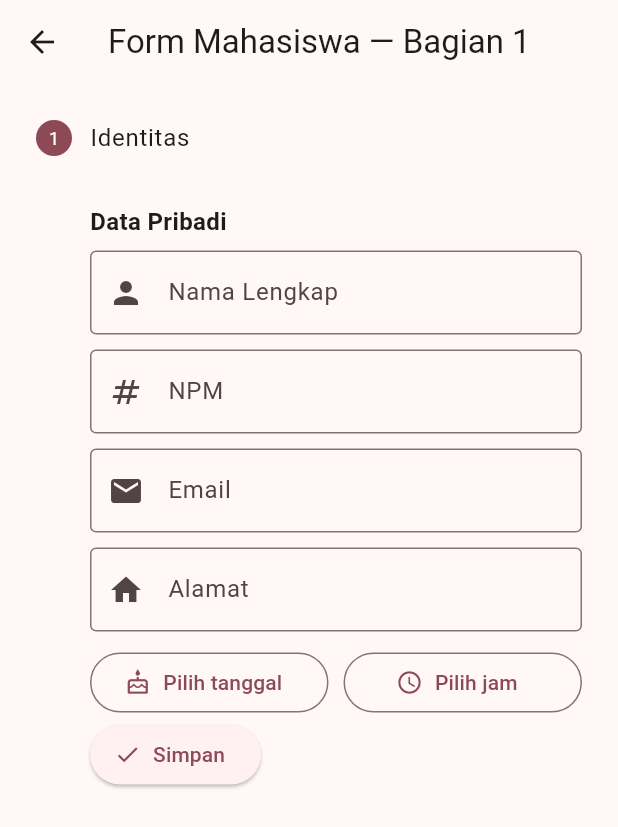
After one commit to Farih-R/PPB_FarihRahmatullah_23055, a Flutter app: the FormMahasiswaPage screen opened by its route, on a phone screen of 412 x 824 dp. The commit adds this screen. Shown: the top 827 px of the screen. Run offline on Flutter 3.47's test engine with Material 3 defaults, Android fonts, the light colour scheme and no system bars.

Commit message:
Tambah fitur form mahasiswa

```diff
--- /dev/null
+++ b/lib/form_mahasiswa.dart
@@ -0,0 +1,230 @@
+import 'package:flutter/material.dart';
+
+class FormMahasiswaPage extends StatefulWidget {
+  const FormMahasiswaPage({super.key});
+
+  @override
+  State<FormMahasiswaPage> createState() => _FormMahasiswaPageState();
+}
+
+class _FormMahasiswaPageState extends State<FormMahasiswaPage> {
+  // --- Form key & step
+  final _formKey = GlobalKey<FormState>();
+  int _currentStep = 0; // hanya 1 step (index 0)
+
+  // --- Controller & field (BAGIAN 1)
+  final cNama = TextEditingController();
+  final cNpm = TextEditingController();
+  final cEmail = TextEditingController();
+  final cAlamat = TextEditingController();
+  DateTime? tglLahir;
+  TimeOfDay? jamBimbingan;
+
+  String get tglLahirLabel => tglLahir == null
+      ? 'Pilih tanggal'
+      : '${tglLahir!.day}/${tglLahir!.month}/${tglLahir!.year}';
+
+  String get jamLabel =>
+      jamBimbingan == null ? 'Pilih jam' : jamBimbingan!.format(context);
+
+  @override
+  void dispose() {
+    cNama.dispose();
+    cNpm.dispose();
+    cEmail.dispose();
+    cAlamat.dispose();
+    super.dispose();
+  }
+
+  Future<void> _pickDate() async {
+    final now = DateTime.now();
+    final res = await showDatePicker(
+      context: context,
+      firstDate: DateTime(1970),
+      lastDate: DateTime(now.year + 1),
+      initialDate: DateTime(now.year - 18, now.month, now.day),
+    );
+    if (res != null) setState(() => tglLahir = res);
+  }
+
+  Future<void> _pickTime() async {
+    final res = await showTimePicker(
+      context: context,
+      initialTime: const TimeOfDay(hour: 9, minute: 0),
+    );
+    if (res != null) setState(() => jamBimbingan = res);
+  }
+
+  void _simpan() {
+    if (!_formKey.currentState!.validate()) {
+      ScaffoldMessenger.of(context).showSnackBar(
+        const SnackBar(content: Text('Periksa kembali isian Anda.')),
+      );
+      return;
+    }
+    if (tglLahir == null) {
+      ScaffoldMessenger.of(context).showSnackBar(
+        const SnackBar(content: Text('Tanggal lahir belum dipilih')),
+      );
+      return;
+    }
+    if (jamBimbingan == null) {
+      ScaffoldMessenger.of(context).showSnackBar(
+        const SnackBar(content: Text('Jam bimbingan belum dipilih')),
+      );
+      return;
+    }
+
+    final data = {
+      'nama': cNama.text.trim(),
+      'npm': cNpm.text.trim(),
+      'email': cEmail.text.trim(),
+      'alamat': cAlamat.text.trim(),
+      'tglLahir': tglLahirLabel,
+      'jamBimbingan': jamLabel,
+    };
+
+    showDialog(
+      context: context,
+      builder: (_) => AlertDialog(
+        title: const Text('Ringkasan Data (Bagian 1)'),
+        content: SingleChildScrollView(
+          child: Column(
+            crossAxisAlignment: CrossAxisAlignment.start,
+            children: data.entries
+                .map(
+                  (e) => Padding(
+                    padding: const EdgeInsets.only(bottom: 8),
+                    child: Text('${e.key}: ${e.value}'),
+                  ),
+                )
+                .toList(),
+          ),
+        ),
+        actions: [
+          TextButton(
+            onPressed: () => Navigator.pop(context),
+            child: const Text('Tutup'),
+          ),
+        ],
+      ),
+    );
+  }
+
+  Widget _sectionTitle(String text) => Padding(
+    padding: const EdgeInsets.only(bottom: 8, top: 8),
+    child: Text(
+      text,
+      style: const TextStyle(fontWeight: FontWeight.bold, fontSize: 16),
+    ),
+  );
+
+  @override
+  Widget build(BuildContext context) {
+    final steps = <Step>[
+      Step(
+        title: const Text('Identitas'),
+        isActive: true,
+        state: StepState.indexed,
+        content: Column(
+          crossAxisAlignment: CrossAxisAlignment.start,
+          children: [
+            _sectionTitle('Data Pribadi'),
+            TextFormField(
+              controller: cNama,
+              decoration: const InputDecoration(
+                labelText: 'Nama Lengkap',
+                hintText: 'cth: Aulia Rahman',
+                border: OutlineInputBorder(),
+                prefixIcon: Icon(Icons.person),
+              ),
+              validator: (v) =>
+                  (v == null || v.trim().isEmpty) ? 'Nama wajib diisi' : null,
+            ),
+            const SizedBox(height: 10),
+            TextFormField(
+              controller: cNpm,
+              decoration: const InputDecoration(
+                labelText: 'NPM',
+                hintText: '231063*',
+                border: OutlineInputBorder(),
+                prefixIcon: Icon(Icons.numbers),
+              ),
+              validator: (v) =>
+                  (v == null || v.trim().isEmpty) ? 'NPM wajib diisi' : null,
+            ),
+            const SizedBox(height: 10),
+            TextFormField(
+              controller: cEmail,
+              decoration: const InputDecoration(
+                labelText: 'Email',
+                hintText: 'unsika123@gmail.com',
+                border: OutlineInputBorder(),
+                prefixIcon: Icon(Icons.email),
+              ),
+              validator: (v) =>
+                  (v == null || v.trim().isEmpty) ? 'Email wajib diisi' : null,
+            ),
+            const SizedBox(height: 10),
+            TextFormField(
+              controller: cAlamat,
+              decoration: const InputDecoration(
+                labelText: 'Alamat',
+                hintText: 'cth: Jl. Merdeka No. 123',
+                border: OutlineInputBorder(),
+                prefixIcon: Icon(Icons.home),
+              ),
+              validator: (v) =>
+                  (v == null || v.trim().isEmpty) ? 'Alamat wajib diisi' : null,
+            ),
+            const SizedBox(height: 10),
+            Row(
+              children: [
+                Expanded(
+                  child: OutlinedButton.icon(
+                    icon: const Icon(Icons.cake_outlined),
+                    label: Text(tglLahirLabel),
+                    onPressed: _pickDate,
+                  ),
+                ),
+                const SizedBox(width: 10),
+                Expanded(
+                  child: OutlinedButton.icon(
+                    icon: const Icon(Icons.schedule),
+                    label: Text(jamLabel),
+                    onPressed: _pickTime,
+                  ),
+                ),
+              ],
+            ),
+          ],
+        ),
+      ),
+    ];
+
+    return Scaffold(
+      appBar: AppBar(title: const Text('Form Mahasiswa — Bagian 1')),
+      body: Form(
+        key: _formKey,
+        child: Stepper(
+          type: StepperType.vertical,
+          currentStep: _currentStep, // selalu 0
+          steps: steps,
+          onStepContinue: _simpan, // tombol lanjut = Simpan untuk 1 step
+          onStepCancel: null, // tidak perlu tombol kembali
+          controlsBuilder: (context, details) {
+            return Row(
+              children: [
+                ElevatedButton.icon(
+                  icon: const Icon(Icons.check),
+                  label: const Text('Simpan'),
+                  onPressed: details.onStepContinue,
+                ),
+              ],
+            );
+          },
+        ),
+      ),
+    );
+  }
+}
--- a/lib/main.dart
+++ b/lib/main.dart
@@ -1,4 +1,5 @@
 import 'package:flutter/material.dart';
+import 'form_mahasiswa.dart';
 
 void main() => runApp(const MyApp());
 
@@ -16,6 +17,7 @@ class MyApp extends StatelessWidget {
       ),
       home: const MainWithDrawer(),
       routes: {
+        '/form': (_) => const FormMahasiswaPage(),
         '/list': (_) => const DaftarMahasiswaPage(),
         '/tentang': (_) => const TentangAplikasiPage(),
         '/pengaturan': (_) => const PengaturanPage(),
```
